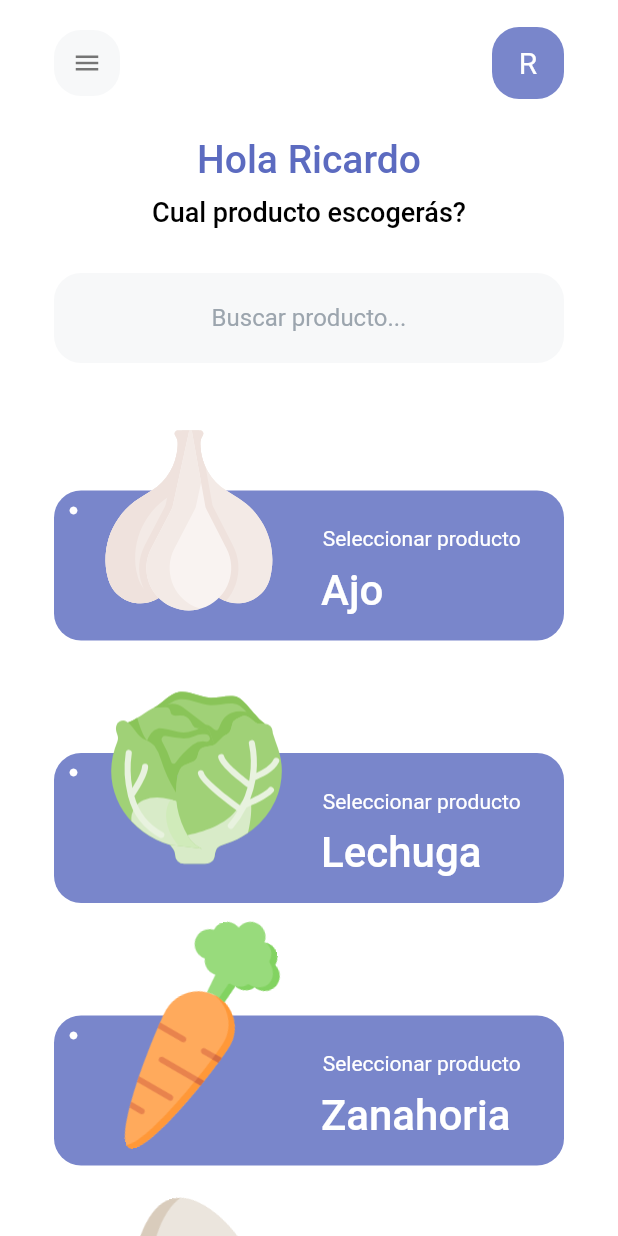
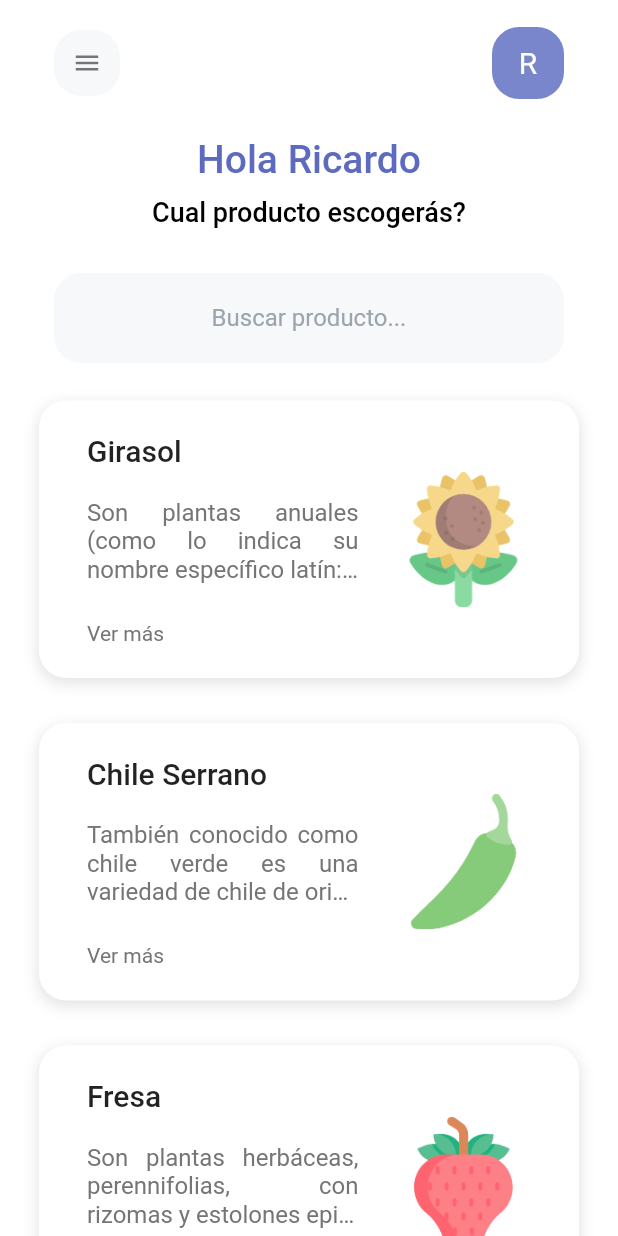
Before and after one commit to ebravo-dev/uifv, a Flutter app: the SelectProductPage screen opened directly, on a phone screen of 412 x 824 dp. Run offline on Flutter 3.47's test engine with Material 2 defaults, Android fonts, the phone set to English and light mode, and no system bars; our stand-ins replace eva_icons_flutter, flutter_svg_provider; missing offline and left inert: rive_splash_screen.

Commit message:
New productos & ui updates

```diff
--- a/lib/main.dart
+++ b/lib/main.dart
@@ -1,6 +1,5 @@
-import 'dart:math';
-
 import 'package:flutter/material.dart';
+import 'package:ui2/pages/selectProductPage.dart';
 import 'package:ui2/pages/splashPage.dart';
 import 'package:ui2/utils/ux_methods.dart';
 
@@ -15,7 +14,7 @@ class MyApp extends StatelessWidget {
     return MaterialApp(
       debugShowCheckedModeBanner: false,
       title: 'FV',
-      home: SplashPage(),
+      home: SelectProductPage(),
     );
   }
 }
--- a/lib/pages/selectProductPage.dart
+++ b/lib/pages/selectProductPage.dart
@@ -89,7 +89,7 @@ class _SelectProductPageState extends State<SelectProductPage> {
                 vertical: 6,
                 horizontal: 20,
               ),
-              margin: EdgeInsets.only(bottom: 15),
+              margin: EdgeInsets.only(bottom: 25),
               decoration: BoxDecoration(
                 color: Color(0xfff7f8f9),
                 borderRadius: BorderRadius.circular(18),
@@ -108,39 +108,67 @@ class _SelectProductPageState extends State<SelectProductPage> {
               ),
             ),
             ProductWeekCard(
+              productName: WEEKLYPRODUCTS.sunFlower['name'],
+              image: WEEKLYPRODUCTS.sunFlower['image'],
+              color: WEEKLYPRODUCTS.sunFlower['color'],
+              productDescription: WEEKLYPRODUCTS.sunFlower['description'],
+              isActive: WEEKLYPRODUCTS.sunFlower['isActive'],
+            ),
+            ProductWeekCard(
+              productName: WEEKLYPRODUCTS.chili['name'],
+              image: WEEKLYPRODUCTS.chili['image'],
+              color: WEEKLYPRODUCTS.chili['color'],
+              productDescription: WEEKLYPRODUCTS.chili['description'],
+              isActive: WEEKLYPRODUCTS.chili['isActive'],
+            ),
+            ProductWeekCard(
+              productName: WEEKLYPRODUCTS.strawberry['name'],
+              image: WEEKLYPRODUCTS.strawberry['image'],
+              color: WEEKLYPRODUCTS.strawberry['color'],
+              productDescription: WEEKLYPRODUCTS.strawberry['description'],
+              isActive: WEEKLYPRODUCTS.strawberry['isActive'],
+            ),
+            ProductWeekCard(
               productName: WEEKLYPRODUCTS.garlic['name'],
               image: WEEKLYPRODUCTS.garlic['image'],
               color: WEEKLYPRODUCTS.garlic['color'],
+              productDescription: WEEKLYPRODUCTS.garlic['description'],
+              isActive: WEEKLYPRODUCTS.garlic['isActive'],
             ),
             ProductWeekCard(
               productName: WEEKLYPRODUCTS.lettuce['name'],
               image: WEEKLYPRODUCTS.lettuce['image'],
               color: WEEKLYPRODUCTS.lettuce['color'],
+              productDescription: WEEKLYPRODUCTS.lettuce['description'],
+              isActive: WEEKLYPRODUCTS.lettuce['isActive'],
+            ),
+            ProductWeekCard(
+              productName: WEEKLYPRODUCTS.egg['name'],
+              image: WEEKLYPRODUCTS.egg['image'],
+              color: WEEKLYPRODUCTS.egg['color'],
+              productDescription: WEEKLYPRODUCTS.egg['description'],
+              isActive: WEEKLYPRODUCTS.egg['isActive'],
             ),
             ProductWeekCard(
               productName: WEEKLYPRODUCTS.carrot['name'],
               image: WEEKLYPRODUCTS.carrot['image'],
               color: WEEKLYPRODUCTS.carrot['color'],
-            ),
-            ProductWeekCard(
-              productName: WEEKLYPRODUCTS.egg['name'],
-              image: WEEKLYPRODUCTS.egg['image'],
-              color: WEEKLYPRODUCTS.egg['color'],
-            ),
-            ProductWeekCard(
-              productName: WEEKLYPRODUCTS.chili['name'],
-              image: WEEKLYPRODUCTS.chili['image'],
-              color: WEEKLYPRODUCTS.chili['color'],
+              productDescription: WEEKLYPRODUCTS.carrot['description'],
+              isActive: WEEKLYPRODUCTS.carrot['isActive'],
             ),
             ProductWeekCard(
               productName: WEEKLYPRODUCTS.tomatoes['name'],
               image: WEEKLYPRODUCTS.tomatoes['image'],
               color: WEEKLYPRODUCTS.tomatoes['color'],
+              productDescription: WEEKLYPRODUCTS.tomatoes['description'],
+              isActive: WEEKLYPRODUCTS.tomatoes['isActive'],
             ),
             ProductWeekCard(
               productName: WEEKLYPRODUCTS.avocado['name'],
               image: WEEKLYPRODUCTS.avocado['image'],
               color: WEEKLYPRODUCTS.avocado['color'],
+              productDescription: WEEKLYPRODUCTS.avocado['description'],
+              isActive: WEEKLYPRODUCTS.avocado['isActive'],
             ),
           ],
         ),
--- /dev/null
+++ b/lib/values/const.dart
@@ -0,0 +1,26 @@
+const String garlicDescription =
+    "Es una planta perenne con hojas planas y delgadas, de hasta 30 cm de longitud. Las raíces alcanzan fácilmente profundidades de 50 cm o más. El bulbo, de piel blanca, forma una cabeza dividida en gajos que comúnmente son llamados dientes. Cada cabeza puede contener de 6 a 12 dientes, cada uno de los cuales se encuentra envuelto en una delgada capa de color blanco o rojizo. Cada uno de los dientes puede dar origen a una nueva planta de ajo, ya que poseen en su base una yema terminal que es capaz de germinar incluso sin necesidad de plantarse previamente. Este brote comienza a aparecer después de los tres meses de cosechado, dependiendo de la variedad y condiciones de conservación. Las flores son blancas, y en algunas especies el tallo también produce pequeños bulbos o hijuelos.";
+
+const String lettuceDescription =
+    "Es una planta con raíz pivotante y ramificada de unos 25 cm. El crecimiento se desarrolla en la roseta; las hojas se disponen alrededor de un tronco central, corto y cilíndrico que gradualmente se va alargando para producir las inflorescencias, formadas por capítulos de color amarillo (parecidos al diente de león) reunidos en corimbos. Según las variedades los bordes de las hojas pueden ser lisos, ondulados o aserrados. Las semillas están provistas de un vilano plumoso.";
+
+const String carrotDescription =
+    "Planta bienal que forma una roseta de hojas en otoño e invierno, mientras desarrolla la fina raíz napiforme, la cual almacenará grandes cantidades de azúcar para la floración del año siguiente. El tallo floral crece alrededor de 10 cm con una umbela de flores blancas en el ápice. La raíz comestible suele ser de color naranja y negra o en una combinación de estas, e incluso -más raramente- de cáscara violeta con un interior blancuzco.";
+
+const String eggDescription =
+    "Los huevos de las aves constituyen un alimento habitual en la alimentación de los humanos. Se presentan protegidos por una cáscara y son ricos en proteínas (principalmente albúmina, que es la clara o parte blanca del huevo) y lípidos. Son un alimento de fácil digestión, componente principal de múltiples platos dulces y salados, y una parte imprescindible en muchos otros debido a su propiedad aglutinante.";
+
+const String serranoChiliDescription =
+    "También conocido como chile verde es una variedad de chile de origen y consumo en México, caracterizado por ser pequeño, de forma cilíndrica y a veces terminado en punta. Se considera picante y generalmente se acompaña con sus semillas y venas, también muy picantes. La mayor parte de las veces se consume fresco, es decir inmaduro, aunque también puede consumirse en su estado maduro cuando presenta un color rojo. Menos común es el chile serrano seco, que se puede utilizar completo o molido. Su picor se encuentra de 10,000 a 25,000 en la escala de Scoville.";
+
+const String tomatoesDescription =
+    "Es una especie de planta herbácea del género Solanum de la familia Solanaceae; es nativa de América Central y del norte y noroeste de Sudamérica; su uso como comida se habría originado en el sureste de México hace 2600 años.";
+
+const String avocadoDescription =
+    "En estado silvestre, el árbol puede alcanzar alturas de alrededor de 20 m, más comúnmente entre 8 y 12 m, y un diámetro a la altura del pecho de 30-60 cm, con tronco erecto o torcido. Los árboles en plantación, generalmente derivados de injertos y sujetos a podas de formación, muestran una apariencia muy distinta. Copa: extendida, globulosa o acampanulada, con ramas bajas, ramas jóvenes al principio, de color verde amarillento, que después se tornan opacas y con cicatrices prominentes dejadas por las hojas. Corteza: áspera, a veces surcada longitudinalmente.";
+
+const String sunFlowerDescription =
+    "Son plantas anuales (como lo indica su nombre específico latín: annuus) que pueden medir tres metros de alto. Los tallos son generalmente erectos e hispidos. La mayoría de las hojas son caulinares, alternas, pecioladas, con base cordiforme y bordes aserrados. La cara inferior es usualmente más o menos hispida, a veces glandulosa y la superior glabra. El involucro es hemiesférico o anchado y mide 15-40 mm y hasta más de 20 cm.";
+
+const String strawberryDescription =
+    "Son plantas herbáceas, perennifolias, con rizomas y estolones epigeos más o menos desarrollados, que enraízan en los nudos donde nacen hojas arrosetadas tri-partidas. Los tallos son generalmente simples, más o menos erectos y anuales. Las hojas se agrupan en falsas rosetas, con los segmentos ovalo-rómbicos, distalmente dentados.";
--- a/lib/values/productsOfWeek.dart
+++ b/lib/values/productsOfWeek.dart
@@ -1,95 +1,104 @@
-import 'dart:math';
-
 import 'package:flutter/material.dart';
 import 'package:flutter_svg_provider/flutter_svg_provider.dart';
+import 'package:ui2/values/const.dart';
 
 final carrot = {
   "name": "Zanahoria",
-  "image": Transform.rotate(
-    angle: -pi / 12,
-    child: Image(
-      width: 130,
-      height: 130,
+  "image": Image(
     image: Svg('assets/img/carrot.svg'),
-    ),
+    fit: BoxFit.cover,
   ),
   "color": Colors.indigo.shade300,
+  "description": carrotDescription,
+  "isActive": false,
 };
 
 final avocado = {
   "name": "Aguacate",
-  "image": Transform.rotate(
-    angle: pi / 12,
-    child: Image(
-      width: 140,
-      height: 140,
+  "image": Image(
     image: Svg('assets/img/avocado.svg'),
-    ),
+    fit: BoxFit.cover,
   ),
   "color": Colors.indigo.shade300,
+  "description": avocadoDescription,
+  "isActive": false,
 };
 
 final chili = {
-  "name": "Chile",
-  "image": Transform.rotate(
-    angle: -pi / 8,
-    child: Image(
-      width: 160,
-      height: 160,
+  "name": "Chile Serrano",
+  "image": Image(
     image: Svg('assets/img/chili.svg'),
-    ),
+    fit: BoxFit.cover,
   ),
   "color": Colors.indigo.shade300,
+  "description": serranoChiliDescription,
+  "isActive": true,
+};
+
+final sunFlower = {
+  "name": "Girasol",
+  "image": Image(
+    image: Svg('assets/img/girasol.svg'),
+    fit: BoxFit.cover,
+  ),
+  "color": Colors.indigo.shade300,
+  "description": sunFlowerDescription,
+  "isActive": true,
+};
+
+final strawberry = {
+  "name": "Fresa",
+  "image": Image(
+    image: Svg('assets/img/fresa.svg'),
+    fit: BoxFit.cover,
+  ),
+  "color": Colors.indigo.shade300,
+  "description": strawberryDescription,
+  "isActive": false,
 };
 
 final egg = {
   "name": "Huevo",
-  "image": Transform.rotate(
-    angle: -pi / 12,
-    child: Image(
-      width: 130,
-      height: 130,
+  "image": Image(
     image: Svg('assets/img/egg.svg'),
-    ),
+    fit: BoxFit.cover,
   ),
   "color": Colors.indigo.shade300,
+  "description": eggDescription,
+  "isActive": false,
 };
 
 final lettuce = {
   "name": "Lechuga",
-  "image": Transform.rotate(
-    angle: 0,
-    child: Image(
-      width: 130,
-      height: 140,
+  "image": Image(
     image: Svg('assets/img/lettuce.svg'),
-    ),
+    fit: BoxFit.cover,
   ),
   "color": Colors.indigo.shade300,
+  "description": lettuceDescription,
+  "isActive": false,
 };
 
 final tomatoes = {
   "name": "Tomates",
-  "image": Transform.rotate(
-    angle: 0,
-    child: Image(
-      width: 130,
-      height: 150,
+  "image": Image(
     image: Svg('assets/img/tomato.svg'),
-    ),
+    fit: BoxFit.cover,
   ),
   "color": Colors.indigo.shade300,
+  "description": tomatoesDescription,
+  "isActive": false,
 };
 
 final garlic = {
   "name": "Ajo",
-  "image": Transform.rotate(
-    angle: 0,
-    child: Image(
-      width: 120,
-      height: 150,
-      image: Svg('assets/img/garlic.svg'),
+  "image": Image(
+    fit: BoxFit.cover,
+    image: Svg(
+      'assets/img/garlic.svg',
     ),
   ),
   "color": Colors.indigo.shade300,
+  "description": garlicDescription,
+  "isActive": false,
 };
--- a/lib/widgets/product_week_card.dart
+++ b/lib/widgets/product_week_card.dart
@@ -1,78 +1,105 @@
-import 'dart:math';
 import 'package:flutter/material.dart';
 
 class ProductWeekCard extends StatelessWidget {
   final String productName;
-  final Transform image;
+  final String productDescription;
+  final Widget image;
   final Color color;
+  final bool isActive;
+  final double _borderRadius = 18;
 
-  const ProductWeekCard(
-      {Key key,
+  const ProductWeekCard({
+    Key key,
     @required this.productName,
     @required this.image,
-      @required this.color})
-      : super(key: key);
+    @required this.color,
+    @required this.productDescription,
+    @required this.isActive,
+  }) : super(key: key);
 
   @override
   Widget build(BuildContext context) {
-    return SizedBox(
+    return Container(
+      margin: EdgeInsets.only(bottom: 30),
+      decoration: BoxDecoration(
+        borderRadius: BorderRadius.circular(_borderRadius),
+        color: Colors.white,
+        boxShadow: [
+          BoxShadow(
+            color: Colors.grey.withOpacity(0.3),
+            spreadRadius: 0.3,
+            blurRadius: 8,
+            offset: Offset(0, 3), // changes position of shadow
+          ),
+        ],
+      ),
+      child: Material(
+        color: Colors.transparent,
+        child: InkWell(
+          onTap: () {},
+          splashFactory: InkRipple.splashFactory,
+          borderRadius: BorderRadius.circular(_borderRadius),
           child: Container(
-        width: 340,
-        height: 100,
-        margin: EdgeInsets.only(top: 70, bottom: 5),
-        decoration: BoxDecoration(
-          borderRadius: BorderRadius.circular(18),
-          color: color,
+            width: 360,
+            padding: EdgeInsets.symmetric(
+              vertical: 22,
+              horizontal: 32,
             ),
-        child: Stack(
-          overflow: Overflow.visible,
+            child: Column(
+              crossAxisAlignment: CrossAxisAlignment.stretch,
               children: [
-            Positioned(
-              top: -55,
-              left: 30,
-              child: image,
+                Row(
+                  children: [
+                    Expanded(
+                      child: Column(
+                        crossAxisAlignment: CrossAxisAlignment.start,
+                        children: [
+                          Text(
+                            productName,
+                            style: TextStyle(
+                              fontSize: 20,
+                              fontWeight: FontWeight.w500,
                             ),
-            Positioned(
-              right: 22,
-              top: 24,
-              child: Text(
-                'Seleccionar producto  ',
-                textAlign: TextAlign.right,
+                            textAlign: TextAlign.center,
+                          ),
+                          SizedBox(
+                            height: 20,
+                          ),
+                          Text(
+                            productDescription,
+                            maxLines: 3,
+                            overflow: TextOverflow.ellipsis,
+                            textAlign: TextAlign.justify,
                             style: TextStyle(
-                  color: Colors.white,
-                  fontSize: 14,
-                  fontWeight: FontWeight.w400,
+                              color: Colors.grey.shade600,
+                              fontSize: 16,
                             ),
                           ),
+                          SizedBox(
+                            height: 25,
                           ),
-            Positioned(
-              right: 27,
-              top: 50,
-              width: 135,
-              child: Container(
-                // color: Colors.red,
-                child: Text(
-                  productName,
+                          Text(
+                            isActive ? 'Ver más' : 'Proximamente',
                             style: TextStyle(
-                    color: Colors.white,
-                    fontSize: 28,
-                    fontWeight: FontWeight.w500,
-                  ),
-                ),
-              ),
-            ),
-            Positioned(
-              left: 10,
-              top: 10,
-              child: Icon(
-                Icons.circle,
-                color: Colors.white,
-                size: 6,
+                              color: Colors.grey.shade600,
                             ),
                           ),
                         ],
                       ),
                     ),
+                    SizedBox(width: 25),
+                    Container(
+                      width: 90,
+                      height: 90,
+                      child: image,
+                    ),
+                  ],
+                ),
+              ],
+            ),
+          ),
+        ),
+      ),
     );
   }
 }
```
Also changed, not shown: assets/img/001-chili.svg (added), assets/img/chili.svg, assets/img/fresa.svg (added), assets/img/girasol.svg (added), assets/img/greenchili.svg (added). Lines whose indentation alone changed are shown as unchanged.
